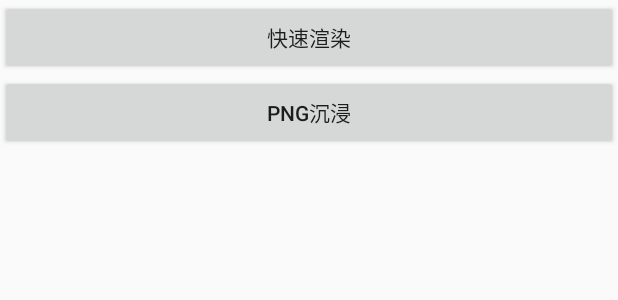
After one commit to myvideoyun/TinyGiftRendererAndroid, an Android app: the layout activity_main.xml on its own in the app's theme, with its tools: preview values and no code run, on a phone screen of 412 x 824 dp. The commit adds this screen. Shown: the top 300 px of the screen. Run offline under Robolectric (Android 15) with nearby library versions, the phone set to English and light mode, and no system bars.

Commit message:
add MainActivity

```diff
--- /dev/null
+++ b/app/src/main/res/layout/activity_main.xml
@@ -0,0 +1,25 @@
+<?xml version="1.0" encoding="utf-8"?>
+<android.support.constraint.ConstraintLayout xmlns:android="http://schemas.android.com/apk/res/android"
+    android:layout_width="match_parent"
+    android:layout_height="match_parent"
+    xmlns:app="http://schemas.android.com/apk/res-auto">
+
+    <Button
+        android:id="@+id/fast_render_btn"
+        android:layout_width="0dp"
+        android:layout_height="50dp"
+        app:layout_constraintTop_toTopOf="parent"
+        app:layout_constraintLeft_toLeftOf="parent"
+        app:layout_constraintRight_toRightOf="parent"
+        android:text="快速渲染"/>
+
+    <Button
+        android:id="@+id/png_render_btn"
+        android:layout_width="0dp"
+        android:layout_height="50dp"
+        app:layout_constraintTop_toBottomOf="@id/fast_render_btn"
+        app:layout_constraintLeft_toLeftOf="parent"
+        app:layout_constraintRight_toRightOf="parent"
+        android:text="png沉浸"/>
+
+</android.support.constraint.ConstraintLayout>
```
Also changed, not shown: app/src/main/AndroidManifest.xml (+20 -9 lines), app/src/main/java/com/myvideoyun/TinyGiftRenderer/MainActivity.java (added, +29 -0 lines), app/src/main/java/com/myvideoyun/TinyGiftRenderer/camera/VideoAndTextureActivity.java (+13 -19 lines), app/src/main/res/layout/activity_video_and_texture.xml (+0 -8 lines).
